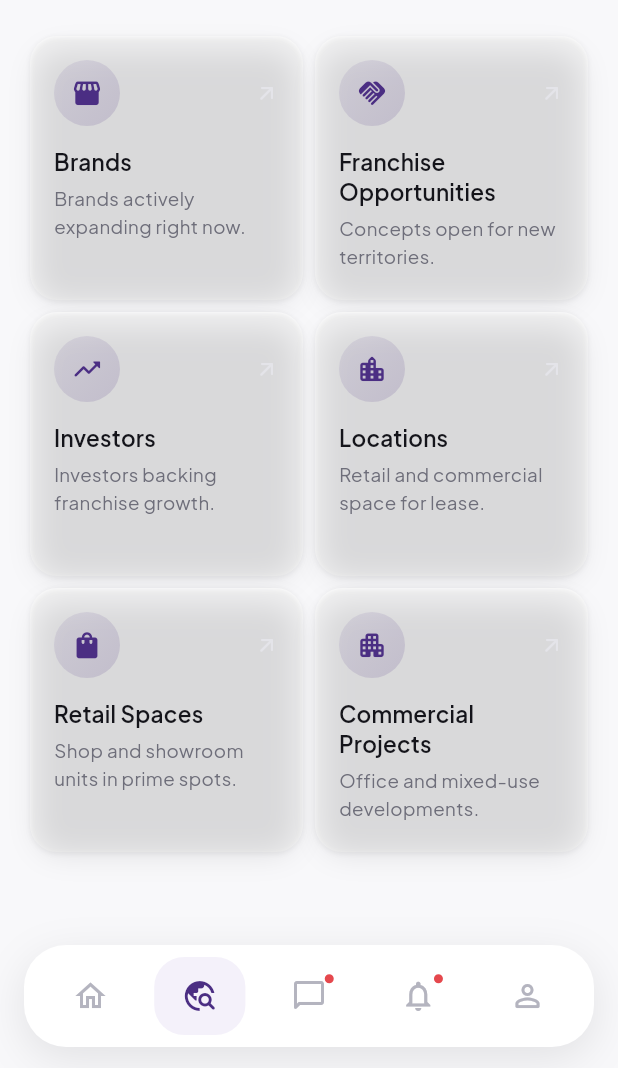
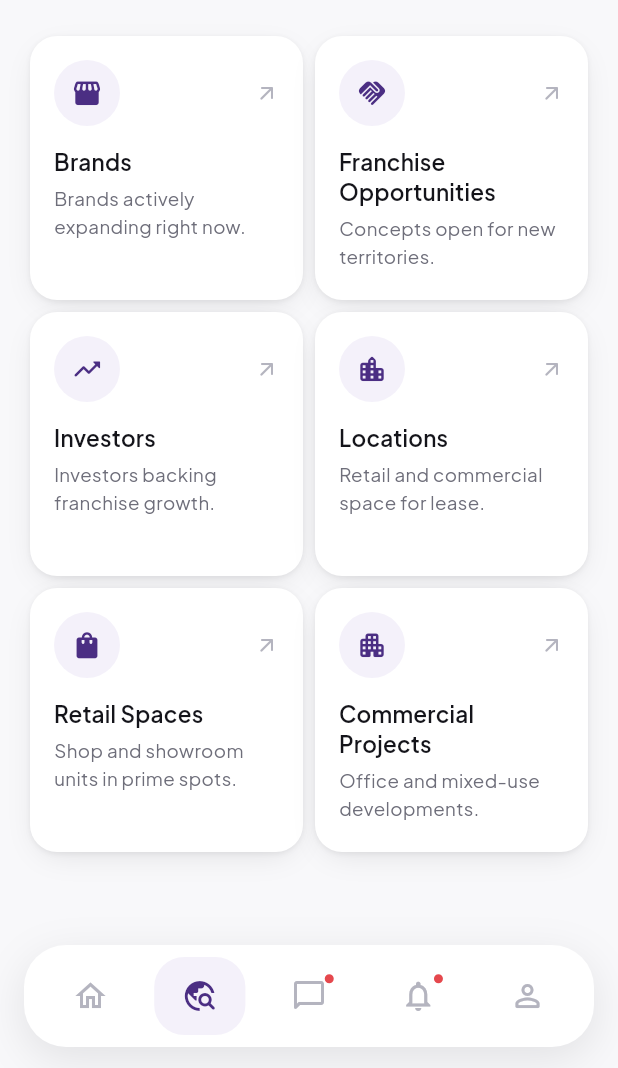
Before and after one commit to danishsaleem-dev/connectors-app, a Flutter app: the AppShell screen opened directly, item 2 of the bottom bar chosen, on a phone screen of 412 x 824 dp, the part 168-1236 px from its top. Run offline on Flutter 3.47's test engine with Material 3 defaults, Android fonts, the phone set to English and light mode, and no system bars; our stand-ins replace flutter_secure_storage, google_fonts; accounts and stored records are empty; network calls fail.

Commit message:
Fix the grey wash on cards: one shared AppCard primitive
The "strange background effect" on the Opportunities cards (and the
same muddy wash on message/notification/listing cards) was a real
painting bug, not styling. Those cards put boxShadow on a Container
*with no color* nested inside an already-white Material. BoxDecoration
paints the shadow after the Material's fill, so the blur's inward half
smeared grey across the card face. Cards that set `color: white` in the
same decoration were unaffected — the fill covers the bleed — which is
why only some surfaces looked wrong.

Introduces lib/widgets/app_card.dart: shadow on a DecoratedBox behind
the Material, Material clips its own ink. Routed every affected card
through it — Opportunities categories, FeatureCard, message threads,
notifications, location cards, opportunity listings — so the pattern
can't be reintroduced one widget at a time. Also dropped the gradient
icon badge on category cards for a flat violet50 circle, matching the
badges used elsewhere.

```diff
--- a/lib/screens/opportunities_screen.dart
+++ b/lib/screens/opportunities_screen.dart
@@ -1,8 +1,8 @@
 import 'package:flutter/material.dart';
 import '../data/opportunity.dart';
-import '../theme/app_theme.dart';
 import '../theme/colors.dart';
 import '../theme/spacing.dart';
+import '../widgets/app_card.dart';
 import '../widgets/page_header.dart';
 import '../widgets/reveal.dart';
 import 'locations_screen.dart';
@@ -73,23 +73,14 @@ class _CategoryCard extends StatelessWidget {
     // instead of shadowing it with the mock category list.
     final useRealLocations = category.key == 'locations' && orgType == 'brand';
 
-    return Material(
-      color: AppColors.white,
-      borderRadius: BorderRadius.circular(18),
-      child: InkWell(
-        borderRadius: BorderRadius.circular(18),
+    return AppCard(
+      padding: const EdgeInsets.all(16),
       onTap: () => Navigator.of(context).push(
         MaterialPageRoute(
           builder: (_) => useRealLocations
               ? const LocationsScreen()
               : OpportunityListScreen(category: category),
         ),
-        ),
-        child: Container(
-          padding: const EdgeInsets.all(16),
-          decoration: BoxDecoration(
-            borderRadius: BorderRadius.circular(18),
-            boxShadow: cardShadow(),
       ),
       child: Column(
         crossAxisAlignment: CrossAxisAlignment.start,
@@ -102,20 +93,13 @@ class _CategoryCard extends StatelessWidget {
                 width: 44,
                 height: 44,
                 alignment: Alignment.center,
-                    decoration: BoxDecoration(
-                      gradient: LinearGradient(
-                        begin: Alignment.topLeft,
-                        end: Alignment.bottomRight,
-                        colors: [
-                          AppColors.violet600.withValues(alpha: 0.08),
-                          AppColors.violet600.withValues(alpha: 0.16),
-                        ],
-                      ),
+                decoration: const BoxDecoration(
+                  color: AppColors.violet50,
                   shape: BoxShape.circle,
                 ),
                 child: Icon(category.icon, color: AppColors.violet600, size: 21),
               ),
-                  Icon(Icons.arrow_outward_rounded, size: 16, color: AppColors.grey200),
+              const Icon(Icons.arrow_outward_rounded, size: 16, color: AppColors.grey300),
             ],
           ),
           const SizedBox(height: 14),
@@ -137,8 +121,6 @@ class _CategoryCard extends StatelessWidget {
           ),
         ],
       ),
-        ),
-      ),
     );
   }
 }
--- /dev/null
+++ b/lib/widgets/app_card.dart
@@ -0,0 +1,55 @@
+import 'package:flutter/material.dart';
+import '../theme/app_theme.dart';
+import '../theme/colors.dart';
+
+/// The app's one elevated-surface primitive: a white rounded card with a
+/// real shadow and an optional tap ripple.
+///
+/// The shadow lives on a [DecoratedBox] *behind* the [Material], and the
+/// Material clips its own ink. That ordering is not cosmetic. Putting the
+/// shadow on a `Container` *inside* a coloured Material paints the blur's
+/// inward half on top of the card's own fill — which reads as a grey wash
+/// creeping in from the edges instead of as elevation. (A standalone
+/// `Container` that sets both `color` and `boxShadow` is fine, because
+/// BoxDecoration paints the fill after the shadow and covers the bleed;
+/// it's specifically shadow-without-fill layered over a Material that
+/// breaks.)
+///
+/// Every card in the app goes through here so that can't be reintroduced
+/// one widget at a time.
+class AppCard extends StatelessWidget {
+  final Widget child;
+  final VoidCallback? onTap;
+  final EdgeInsetsGeometry? padding;
+  final double radius;
+  final Color color;
+  final List<BoxShadow>? shadow;
+
+  const AppCard({
+    super.key,
+    required this.child,
+    this.onTap,
+    this.padding,
+    this.radius = 18,
+    this.color = AppColors.white,
+    this.shadow,
+  });
+
+  @override
+  Widget build(BuildContext context) {
+    final shape = BorderRadius.circular(radius);
+
+    return DecoratedBox(
+      decoration: BoxDecoration(borderRadius: shape, boxShadow: shadow ?? cardShadow()),
+      child: Material(
+        color: color,
+        borderRadius: shape,
+        clipBehavior: Clip.antiAlias,
+        child: InkWell(
+          onTap: onTap,
+          child: padding == null ? child : Padding(padding: padding!, child: child),
+        ),
+      ),
+    );
+  }
+}
```
Also changed, not shown: lib/screens/locations_screen.dart (+6 -17 lines), lib/screens/messages_screen.dart (+8 -18 lines), lib/screens/notifications_screen.dart (+13 -22 lines), lib/screens/opportunity_list_screen.dart (+6 -20 lines), lib/widgets/feature_card.dart (+4 -14 lines), .claude/launch.json (added). Lines whose indentation alone changed are shown as unchanged.
